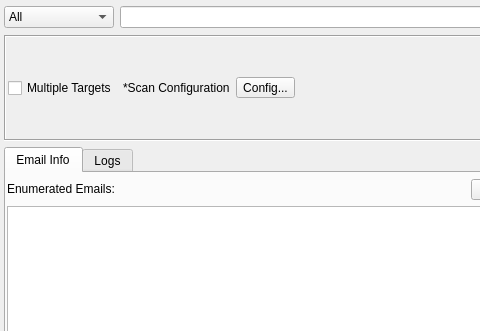
This is sub3suite/src/enums/url/UrlEnum.ui in 3nock/OTE as Qt 5 draws it before an edit; both pictures show x 0 to 480 and y 0 to 331 of the 750 by 430 pixel window. The edited form follows.
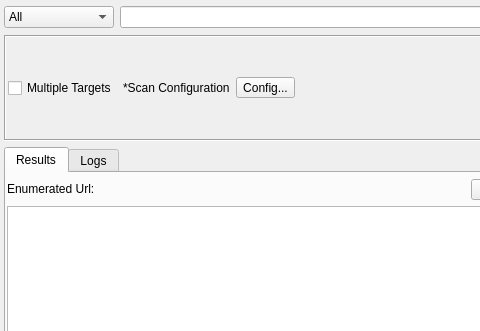
This is the edited form. Custom widgets are drawn as their Qt base class.

What changed in the file:
```diff
--- a/sub3suite/src/enums/url/UrlEnum.ui
+++ b/sub3suite/src/enums/url/UrlEnum.ui
@@ -159,7 +159,7 @@
       </property>
       <widget class="QWidget" name="tabInfo">
        <attribute name="title">
-        <string>Email Info</string>
+        <string>Results</string>
        </attribute>
        <layout class="QVBoxLayout" name="verticalLayout">
         <property name="leftMargin">
@@ -185,7 +185,7 @@
              </sizepolicy>
             </property>
             <property name="text">
-             <string>Enumerated Emails:</string>
+             <string>Enumerated Url:</string>
             </property>
            </widget>
           </item>
```
Left out of the diff: 2 changed lines with no effect on the pictures.
